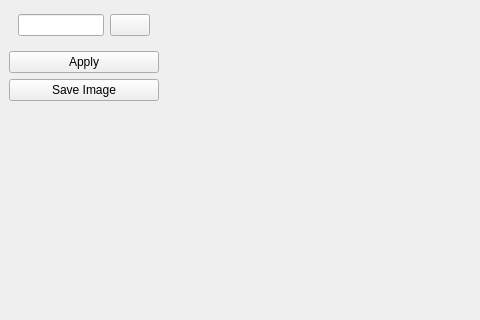
This is calibration/view/GUI/Microscope_Focusing.ui in jmschr/DisperScripts as Qt 5 draws it before an edit; both pictures show x 0 to 480 and y 609 to 929 of the 716 by 1143 pixel window. The edited form follows.
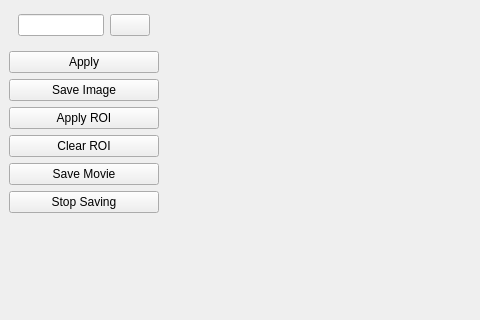
This is the edited form. Icons and pictures are not drawn.

Commit message: Added ROI to microscope camera

```diff
--- a/calibration/view/GUI/Microscope_Focusing.ui
+++ b/calibration/view/GUI/Microscope_Focusing.ui
@@ -330,6 +330,34 @@
          </property>
         </widget>
        </item>
+       <item>
+        <widget class="QPushButton" name="apply_roi_button">
+         <property name="text">
+          <string>Apply ROI</string>
+         </property>
+        </widget>
+       </item>
+       <item>
+        <widget class="QPushButton" name="clear_roi_button">
+         <property name="text">
+          <string>Clear ROI</string>
+         </property>
+        </widget>
+       </item>
+       <item>
+        <widget class="QPushButton" name="save_movie_button">
+         <property name="text">
+          <string>Save Movie</string>
+         </property>
+        </widget>
+       </item>
+       <item>
+        <widget class="QPushButton" name="stop_save_button">
+         <property name="text">
+          <string>Stop Saving</string>
+         </property>
+        </widget>
+       </item>
        <item>
         <spacer name="verticalSpacer">
          <property name="orientation">
```
The commit also changes 2 other files.
